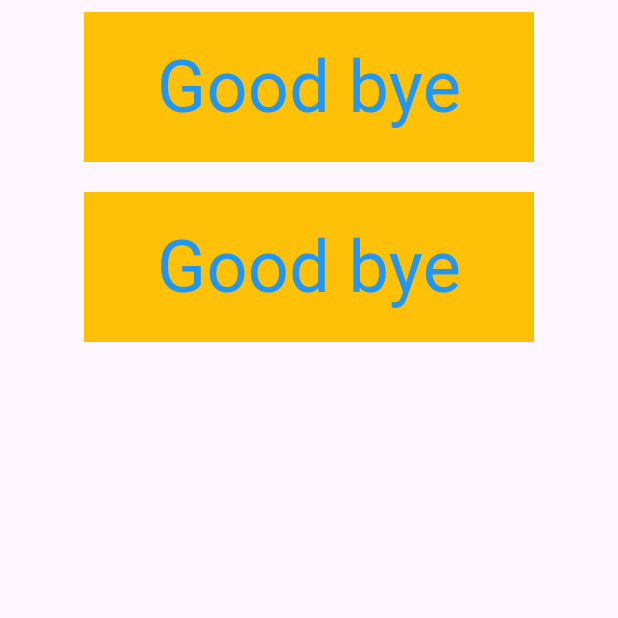
After one commit to fahmi54321/learn_flutter_widget, a Flutter app: the screen it shows after launch, after a tap on "Animated cross fade", on a phone screen of 412 x 824 dp, the top half of it. The commit adds this screen. Run offline on Flutter 3.47's test engine with Material 2 defaults, Android fonts, the phone set to English and light mode, and no system bars.

Commit message:
animated cross fade

```diff
--- /dev/null
+++ b/lib/animated_cross_fade.dart
@@ -0,0 +1,165 @@
+// ignore_for_file: public_member_api_docs, sort_constructors_first
+import 'package:flutter/material.dart';
+
+class AnimatedCrossFadeExample extends StatefulWidget {
+  const AnimatedCrossFadeExample({super.key});
+
+  @override
+  State<AnimatedCrossFadeExample> createState() =>
+      _AnimatedCrossFadeExampleState();
+}
+
+class _AnimatedCrossFadeExampleState extends State<AnimatedCrossFadeExample> {
+  bool showWelcomeUser = false;
+  bool showHello = false;
+
+  @override
+  Widget build(BuildContext context) {
+    return SafeArea(
+      child: Scaffold(
+        body: Padding(
+          padding: const EdgeInsets.all(8.0),
+          child: Center(
+            child: Column(
+              children: [
+                GestureDetector(
+                  onTap: () {
+                    setState(() {
+                      showWelcomeUser = !showWelcomeUser;
+                    });
+                  },
+                  child: AnimatedCrossFade(
+                    crossFadeState: showWelcomeUser
+                        ? CrossFadeState.showFirst
+                        : CrossFadeState.showSecond,
+                    duration: const Duration(seconds: 1),
+                    firstCurve: Curves.easeOut,
+                    secondCurve: Curves.easeIn,
+                    sizeCurve: Curves.bounceInOut,
+                    firstChild: const WidgetExample1(
+                      label: 'Hello',
+                      colorLabel: Colors.red,
+                    ),
+                    secondChild: const WidgetExample1(
+                      label: 'Good bye',
+                      colorLabel: Colors.blue,
+                    ),
+                  ),
+                ),
+                const SizedBox(height: 20.0),
+                GestureDetector(
+                  onTap: () {
+                    setState(() {
+                      showHello = !showHello;
+                    });
+                  },
+                  child: AnimatedCrossFade(
+                    layoutBuilder:
+                        (topChild, topChildKey, bottomChild, bottomChildKey) {
+                      return Stack(
+                        alignment: Alignment.center,
+                        children: [
+                          Positioned(
+                            key: bottomChildKey,
+                            top: 0,
+                            // right: 0,
+                            // bottom: 0,
+                            child: bottomChild,
+                          ),
+                          Positioned(
+                            key: topChildKey,
+                            child: topChild,
+                          ),
+                        ],
+                      );
+                    },
+                    crossFadeState: showHello
+                        ? CrossFadeState.showFirst
+                        : CrossFadeState.showSecond,
+                    duration: const Duration(seconds: 1),
+                    firstCurve: Curves.easeOut,
+                    secondCurve: Curves.easeIn,
+                    sizeCurve: Curves.bounceInOut,
+                    firstChild: const WidgetExample2(
+                      label: 'Hello',
+                      isSquare: false,
+                      colorLabel: Colors.red,
+                    ),
+                    secondChild: const WidgetExample2(
+                      label: 'Good bye',
+                      isSquare: true,
+                      colorLabel: Colors.blue,
+                    ),
+                  ),
+                ),
+              ],
+            ),
+          ),
+        ),
+      ),
+    );
+  }
+}
+
+class WidgetExample1 extends StatelessWidget {
+  final String label;
+  final Color colorLabel;
+  const WidgetExample1({
+    Key? key,
+    required this.label,
+    required this.colorLabel,
+  }) : super(key: key);
+
+  @override
+  Widget build(BuildContext context) {
+    return Container(
+      width: 300.0,
+      height: 100.0,
+      decoration: const BoxDecoration(
+        color: Colors.amber,
+        shape: BoxShape.rectangle,
+      ),
+      padding: const EdgeInsets.all(10.0),
+      child: Center(
+        child: Text(
+          label,
+          style: TextStyle(
+            fontSize: 48.0,
+            color: colorLabel,
+          ),
+        ),
+      ),
+    );
+  }
+}
+
+class WidgetExample2 extends StatelessWidget {
+  final String label;
+  final Color colorLabel;
+  final bool isSquare;
+  const WidgetExample2({
+    Key? key,
+    required this.label,
+    required this.colorLabel,
+    required this.isSquare,
+  }) : super(key: key);
+
+  @override
+  Widget build(BuildContext context) {
+    return Container(
+      width: 300.0,
+      height: isSquare ? 100.0 : 300.0,
+      decoration: BoxDecoration(
+        color: Colors.amber,
+        shape: isSquare ? BoxShape.rectangle : BoxShape.circle,
+      ),
+      padding: const EdgeInsets.all(10.0),
+      child: Center(
+        child: Text(
+          label,
+          style: TextStyle(fontSize: 48.0, color: colorLabel),
+        ),
+      ),
+    );
+  }
+}
--- a/lib/home_page.dart
+++ b/lib/home_page.dart
@@ -3,6 +3,7 @@ import 'package:learn_flutter_widget/absorb_pointer.dart';
 import 'package:learn_flutter_widget/animated_align.dart';
 import 'package:learn_flutter_widget/animated_builder.dart';
 import 'package:learn_flutter_widget/animated_container.dart';
+import 'package:learn_flutter_widget/animated_cross_fade.dart';
 
 class HomePage extends StatelessWidget {
   const HomePage({super.key});
@@ -63,6 +64,17 @@ class HomePage extends StatelessWidget {
                     },
                     child: const Text('Animated container'),
                   ),
+                  ElevatedButton(
+                    onPressed: () {
+                      Navigator.push(
+                        context,
+                        MaterialPageRoute(
+                          builder: (_) => AnimatedCrossFadeExample(),
+                        ),
+                      );
+                    },
+                    child: const Text('Animated cross fade'),
+                  ),
                 ],
               ),
             ),
```
